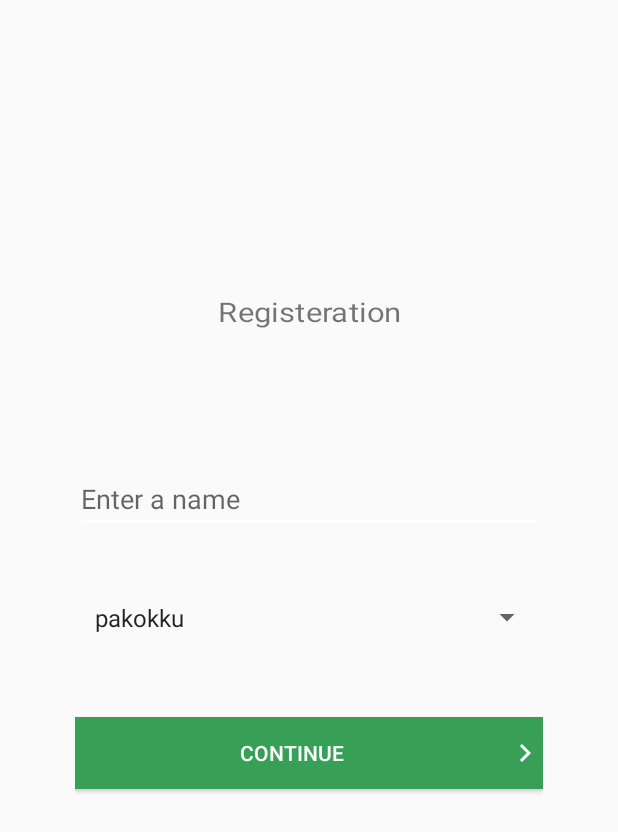
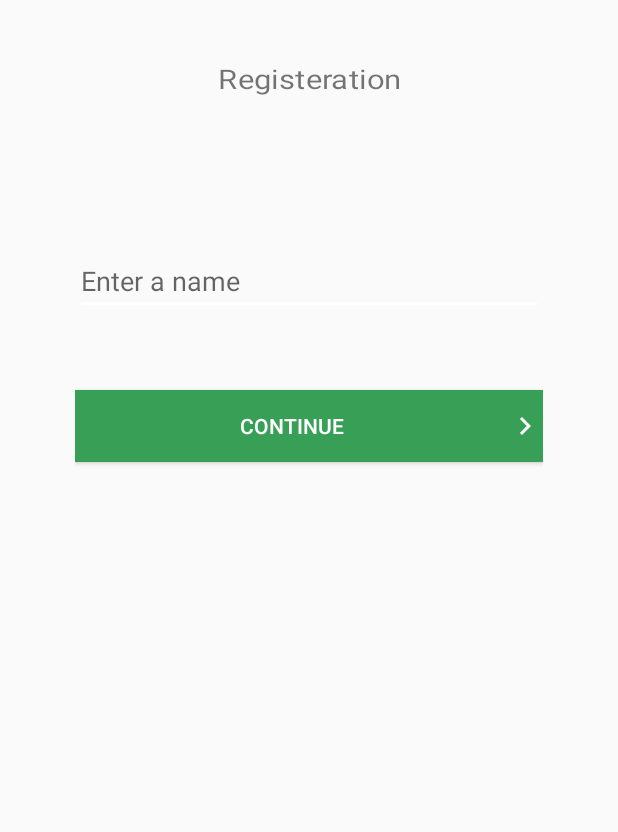
Before and after one commit to kywthiha/Farmer-Guide, an Android app: the FacebookAccKitActivity screen opened directly, with no data from a screen before it, on a phone screen of 412 x 824 dp. Shown: the top 832 px of the screen. Run offline under Robolectric (Android 15) with nearby library versions, the light colour scheme and no system bars; our stand-ins replace Firebase (no records; nobody signed in at launch, a user with empty details on screens opened directly); libraries missing offline, so code that uses them is left out: com.facebook.accountkit; network calls fail; 3 statements that could not run were skipped.

Commit message:
ok acc kit

```diff
--- a/app/src/main/AndroidManifest.xml
+++ b/app/src/main/AndroidManifest.xml
@@ -7,6 +7,7 @@
     <uses-permission android:name="android.permission.ACCESS_NETWORK_STATE" />
     <uses-permission android:name="android.permission.ACCESS_WIFI_STATE"/>
     <uses-permission android:name="android.permission.CAMERA" />
+    <uses-permission android:name="android.permission.READ_PHONE_STATE"/>
     <uses-permission android:name="android.permission.READ_SMS"/>
     <uses-permission android:name="android.permission.READ_CONTACTS"/>
     <uses-permission android:name="android.permission.WRITE_EXTERNAL_STORAGE" />
@@ -35,7 +36,6 @@
         <activity android:name=".activity.FacebookAccKitActivity"/>
         <activity android:name=".activity.MainActivity"/>
         <activity android:name=".activity.QuestionAnswerActivity" />
-        <activity android:name=".activity.UserLoginActivity" />
         <activity android:name=".activity.ChatActivity" />
         <activity android:name=".activity.PostshowdetailActivity" />
         <activity android:name=".activity.PhoneActivity" />
--- a/app/src/main/java/com/farm/ngo/farm/activity/QuestionAnswerActivity.java
+++ b/app/src/main/java/com/farm/ngo/farm/activity/QuestionAnswerActivity.java
@@ -121,7 +121,7 @@ public class QuestionAnswerActivity extends AppCompatActivity {
         //get user data from chat34
 
         this.phone_number = user.getId();
-        getSupportActionBar().setTitle(user.getId());
+        getSupportActionBar().setTitle(user.getName());
 
 
         //set message to seen
--- a/app/src/main/java/com/farm/ngo/farm/data/UsingSQLiteHelper.java
+++ b/app/src/main/java/com/farm/ngo/farm/data/UsingSQLiteHelper.java
@@ -198,8 +198,9 @@ public class UsingSQLiteHelper extends SQLiteOpenHelper {
 
     public static User getUser(Context mContext) {
         User user = null;
-       if( AccountKit.getCurrentAccessToken() != null) {
-           SharedPreferences preferences = mContext.getSharedPreferences(name, mContext.MODE_PRIVATE);
+        SharedPreferences preferences = mContext.getSharedPreferences(name, mContext.MODE_PRIVATE);
+       if( AccountKit.getCurrentAccessToken() != null && !preferences.getString("userid","").equals("")) {
+
            user = new User(preferences.getString("userid", ""), preferences.getString("username", ""), "Pakokku", "", "hello ", "male", "Pakokku");
        }
         return user;
--- a/app/src/main/res/layout/facebook_acc_kit.xml
+++ b/app/src/main/res/layout/facebook_acc_kit.xml
@@ -9,40 +9,37 @@
     android:layout_height="match_parent"
     tools:context=".activity.FacebookAccKitActivity">
     <TextView
-        android:layout_above="@+id/username"
+        android:id="@+id/title"
         android:textSize="18sp"
         android:scaleX="1.15"
         android:text="Registeration"
         android:textAlignment="center"
         android:layout_width="match_parent"
         android:layout_height="wrap_content" />
+    <TextView
+        android:id="@+id/phone_number"
+        android:padding="15dp"
+        android:layout_below="@id/title"
+        android:textAlignment="center"
+        android:layout_width="match_parent"
+        android:layout_height="wrap_content" />
 
     <EditText
-        android:layout_above="@+id/usertownship"
-        android:layout_marginTop="90dp"
+        android:layout_below="@id/phone_number"
+        android:layout_marginTop="50dp"
         android:hint="Enter a name"
         android:id="@+id/username"
         android:layout_width="match_parent"
         android:layout_height="wrap_content" />
 
-    <Spinner
-        android:layout_centerInParent="true"
-        android:layout_marginTop="40dp"
-        android:padding="5dp"
-        android:entries="@array/township_list"
-        android:layout_width="match_parent"
-        android:id="@+id/usertownship"
-        android:layout_height="wrap_content" />
-
     <Button
-        android:layout_below="@+id/usertownship"
+        android:layout_below="@+id/username"
         android:background="@color/colorPrimary"
         android:textColor="#fff"
         android:drawableRight="@drawable/ic_navigate_next_black_24dp"
         android:id="@+id/btnContinue"
         android:layout_marginTop="50dp"
         android:text="Continue"
-        android:onClick="StarChat"
         android:layout_width="match_parent"
         android:layout_height="wrap_content" />
 
```
Also changed, not shown: app/src/main/java/com/farm/ngo/farm/activity/FacebookAccKitActivity.java (+169 -58 lines), 94 other files.
